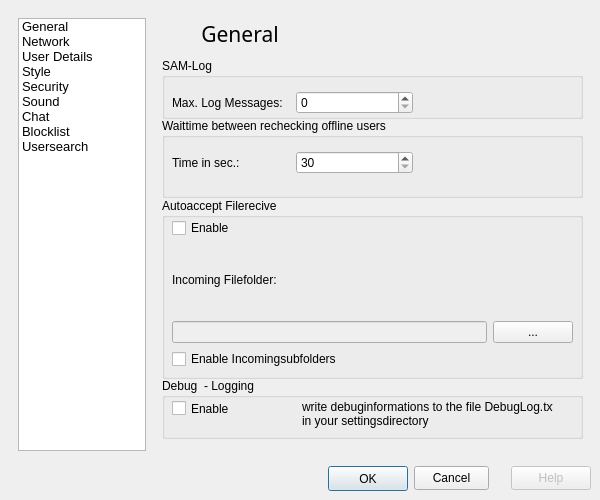
Old version of the form src/gui/form_settingsgui.ui in the repository nonlin-lin-chaos-order-etc-etal/i2pchat.
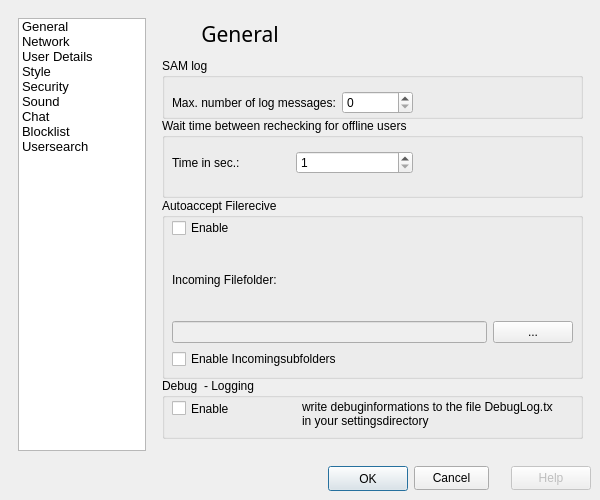
New version of the form. The open tabs and pages were chosen to show the change. Icons and pictures are not drawn.

Commit message: chat log append fixed; offline users re-check time period is now 1 sec minimum and default ; crash on exit fixed ; maybe also other fixes

```diff
--- a/src/gui/form_settingsgui.ui
+++ b/src/gui/form_settingsgui.ui
@@ -355,7 +355,7 @@
          </rect>
         </property>
         <property name="title">
-         <string>Waittime between rechecking offline users</string>
+         <string>Wait time between rechecking for offline users</string>
         </property>
         <widget class="QWidget" name="layoutWidget_1">
          <property name="geometry">
@@ -377,11 +377,14 @@
           <item>
            <widget class="QSpinBox" name="spinBox_3">
             <property name="minimum">
-             <number>30</number>
+             <number>1</number>
             </property>
             <property name="maximum">
              <number>99999</number>
             </property>
+            <property name="value">
+             <number>1</number>
+            </property>
            </widget>
           </item>
          </layout>
@@ -397,7 +400,7 @@
          </rect>
         </property>
         <property name="title">
-         <string>SAM-Log</string>
+         <string>SAM log</string>
         </property>
         <widget class="QWidget" name="layoutWidget_18">
          <property name="geometry">
@@ -412,7 +415,7 @@
           <item>
            <widget class="QLabel" name="label_4">
             <property name="text">
-             <string>Max. Log Messages:</string>
+             <string>Max. number of log messages:</string>
             </property>
            </widget>
           </item>
```
Left out of the diff: 63 changed lines with no effect on the pictures. The commit also changes 7 other files.
